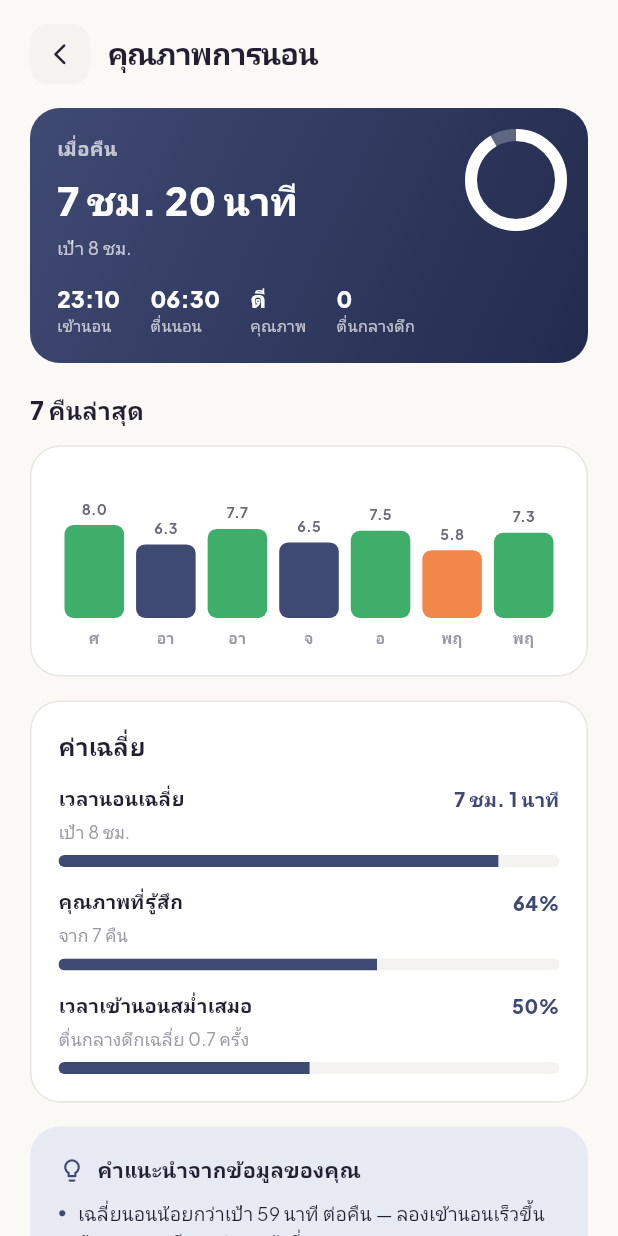
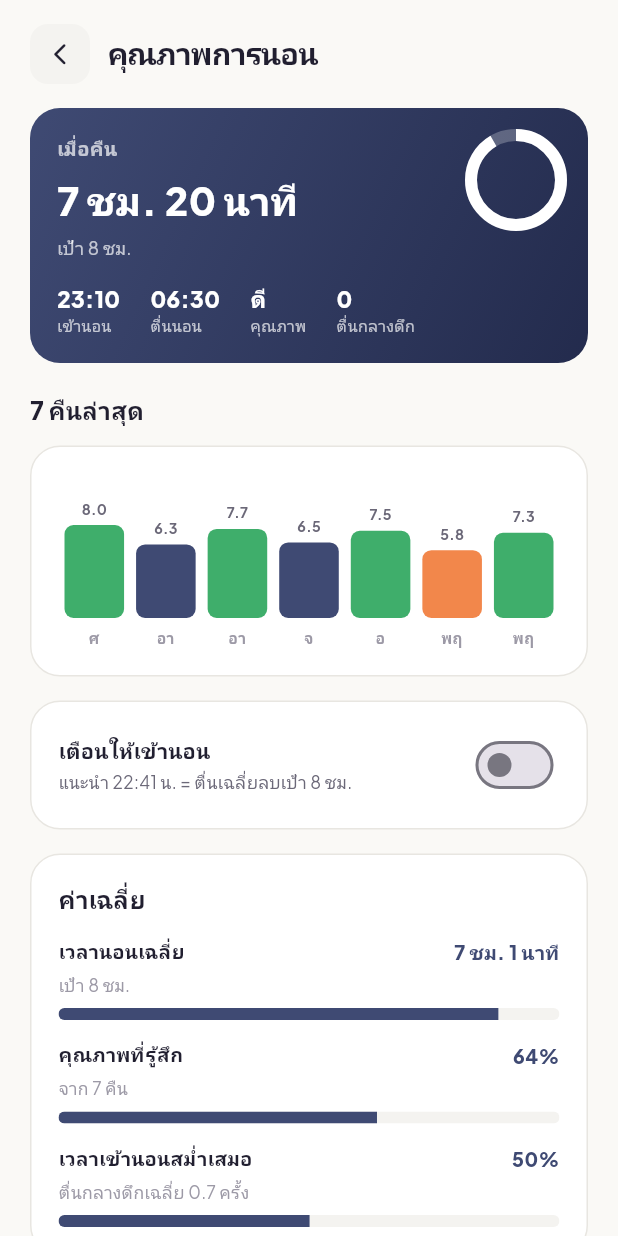
Before and after one commit to pakaneeserviceprogram-a11y/PROGRAMPLANNER, a Flutter app: the SleepScreen screen opened directly, on a phone screen of 412 x 824 dp. Run offline on Flutter 3.47's test engine with Material 3 defaults, Android fonts, the phone set to English and light mode, and no system bars; our stand-ins replace file_picker, flutter_local_notifications, flutter_timezone, font_awesome_flutter, google_fonts, hive_flutter and 2 more; accounts and stored records are empty.

Commit message:
เพิ่มการเตือน "ถึงเวลาเข้านอน" อัตโนมัติในโมดูลการนอน
- BedtimeReminder คำนวณเวลาเข้านอนจากเวลาตื่นเฉลี่ยจริงลบเป้าเวลานอน (รองรับตื่นดึกข้ามเที่ยงคืน)
- เปิดใช้แล้วเขียนกิจกรรมประจำสัปดาห์ 7 รายการ id คงที่ จึงใช้ระบบแจ้งเตือน/ป๊อปอัปเดิมทั้งหมด
- การ์ดสวิตช์ในหน้าการนอน พร้อมปุ่มปรับเวลาเมื่อเวลาตื่นเฉลี่ยเปลี่ยน
- test ใหม่ bedtime_reminder_test.dart (9) รวม 146 tests

Co-Authored-By: Claude Opus 5 <noreply@anthropic.com>
Claude-Session: https://claude.ai/code/session_019gGnQ312srrT2TZEqFgTSj

```diff
--- /dev/null
+++ b/lifeplan_app/lib/data/bedtime_reminder.dart
@@ -0,0 +1,78 @@
+import '../models/goal_settings.dart';
+import '../models/life_category.dart';
+import '../models/schedule_event.dart';
+import '../models/sleep_entry.dart';
+import 'repositories/schedule_repository.dart';
+
+/// เตือน "ถึงเวลาเข้านอน" อัตโนมัติ — คำนวณเวลาจาก **เวลาตื่นเฉลี่ยจริง** ลบด้วยเป้าเวลานอน
+/// แล้วสร้างเป็นกิจกรรมประจำสัปดาห์ครบ 7 วันในตารางเวลา จึงได้ทั้งการแจ้งเตือนของระบบ
+/// และป๊อปอัปในแอปฟรี ๆ (ดู `NotificationService` / `ReminderWatcher`)
+///
+/// ใช้ id คงที่ต่อวัน เปิด-ปิด/อัปเดตเวลาได้โดยไม่สร้างรายการซ้ำ และผู้ใช้ยังแก้/ลบเองในหน้าตารางเวลาได้
+class BedtimeReminder {
+  BedtimeReminder._();
+
+  static const title = 'เตรียมตัวเข้านอน';
+  static const subtitle = 'ตั้งอัตโนมัติจากเป้าเวลานอน';
+  static const seriesId = 'bedtime-auto';
+
+  /// เวลาตื่นก่อนช่วงนี้ถือเป็นการตื่น "ดึกมาก" ของคืนก่อนหน้า ต้องบวก 24 ชม. ก่อนเฉลี่ย
+  /// ไม่งั้นตื่น 01:00 กับ 06:00 จะเฉลี่ยออกมากลางดึก
+  static const _wakeWrapBefore = 3 * 60;
+
+  static String idFor(int weekday) => '$seriesId-$weekday';
+
+  static String formatMinutes(int minutes) {
+    final m = minutes % 1440;
+    return '${(m ~/ 60).toString().padLeft(2, '0')}:${(m % 60).toString().padLeft(2, '0')}';
+  }
+
+  /// เวลาตื่นเฉลี่ยของคืนที่บันทึกไว้ (นาทีจากเที่ยงคืน) — ไม่มีข้อมูล = null
+  static int? averageWakeMinutes(Iterable<SleepEntry> nights) {
+    final values = <int>[];
+    for (final n in nights) {
+      final wake = SleepEntry.minutesOf(n.wakeTime);
+      if (wake != null) values.add(wake < _wakeWrapBefore ? wake + 1440 : wake);
+    }
+    if (values.isEmpty) return null;
+    return (values.reduce((a, b) => a + b) / values.length).round() % 1440;
+  }
+
+  /// เวลาเข้านอนที่แนะนำ "HH:mm" (เวลาตื่นเฉลี่ย − เป้าเวลานอน) — ยังไม่มีบันทึกการนอน = null
+  static String? suggestedTime(Iterable<SleepEntry> nights, GoalSettings goals) {
+    final wake = averageWakeMinutes(nights);
+    if (wake == null) return null;
+    return formatMinutes((wake - goals.sleepTargetMinutes) % 1440);
+  }
+
+  /// เวลาที่ตั้งเตือนไว้อยู่ตอนนี้ — ยังไม่ได้เปิด = null
+  static String? currentTime(ScheduleRepository repo) {
+    for (final e in repo.getAll()) {
+      if (e.seriesKey == seriesId) return e.time;
+    }
+    return null;
+  }
+
+  static bool isOn(ScheduleRepository repo) => currentTime(repo) != null;
+
+  /// เปิด/อัปเดตเวลา — เขียนทับรายการเดิมทั้ง 7 วัน (id เดิม จึงไม่มีรายการค้าง)
+  static Future<void> apply(ScheduleRepository repo, String time) async {
+    for (var weekday = 1; weekday <= 7; weekday++) {
+      await repo.put(ScheduleEvent(
+        id: idFor(weekday),
+        time: time,
+        weekday: weekday,
+        title: title,
+        subtitle: subtitle,
+        category: LifeCategory.sleep,
+        seriesId: seriesId,
+      ));
+    }
+  }
+
+  static Future<void> remove(ScheduleRepository repo) async {
+    for (var weekday = 1; weekday <= 7; weekday++) {
+      await repo.delete(idFor(weekday));
+    }
+  }
+}
--- a/lifeplan_app/lib/screens/sleep_screen.dart
+++ b/lifeplan_app/lib/screens/sleep_screen.dart
@@ -1,6 +1,11 @@
 import 'package:flutter/material.dart';
 
+import 'dart:async';
+
+import '../data/bedtime_reminder.dart';
 import '../data/insights.dart';
+import '../data/notifications.dart';
+import '../data/repositories/schedule_repository.dart';
 import '../data/repositories/goal_settings_repository.dart';
 import '../data/repositories/sleep_repository.dart';
 import '../models/goal_settings.dart';
@@ -292,6 +297,9 @@ class SleepScreen extends StatelessWidget {
                           style: TextStyle(fontSize: 12.5, color: AppColors.textFaint))
                       : _WeekChart(nights: recent, targetMinutes: goals.sleepTargetMinutes),
                 ),
+                const SizedBox(height: 16),
+
+                _BedtimeReminderCard(nights: recent, goals: goals),
                 const SizedBox(height: 16),
 
                 AppCard(
@@ -746,3 +754,115 @@ class _FactorChip extends StatelessWidget {
     );
   }
 }
+
+/// เปิด/ปิดการเตือน "ถึงเวลาเข้านอน" — เวลาแนะนำมาจากเวลาตื่นเฉลี่ยจริงลบเป้าเวลานอน
+///
+/// เบื้องหลังคือกิจกรรมประจำสัปดาห์ 7 รายการในตารางเวลา จึงใช้ระบบเตือนเดิมทั้งหมด
+class _BedtimeReminderCard extends StatefulWidget {
+  final List<SleepEntry> nights;
+  final GoalSettings goals;
+
+  const _BedtimeReminderCard({required this.nights, required this.goals});
+
+  @override
+  State<_BedtimeReminderCard> createState() => _BedtimeReminderCardState();
+}
+
+class _BedtimeReminderCardState extends State<_BedtimeReminderCard> {
+  final ScheduleRepository _schedule = ScheduleRepository();
+
+  void _syncReminders() {
+    // ตั้งเตือนใหม่ไม่สำเร็จไม่ควรทำให้การบันทึกล้ม — ข้อมูลลงตารางไปแล้ว
+    unawaited(NotificationService.syncScheduleReminders().catchError((Object e) {
+      debugPrint('ตั้งการแจ้งเตือนใหม่ไม่สำเร็จ: $e');
+      return 0;
+    }));
+  }
+
+  void _toast(String message) {
+    if (!mounted) return;
+    ScaffoldMessenger.of(context).showSnackBar(SnackBar(content: Text(message)));
+  }
+
+  Future<void> _turnOn(String time) async {
+    await BedtimeReminder.apply(_schedule, time);
+    _syncReminders();
+    _toast('ตั้งเตือนเข้านอน $time น. ทุกวันแล้ว');
+  }
+
+  Future<void> _turnOff() async {
+    await BedtimeReminder.remove(_schedule);
+    _syncReminders();
+    _toast('ปิดการเตือนเข้านอนแล้ว');
+  }
+
+  @override
+  Widget build(BuildContext context) {
+    return AnimatedBuilder(
+      animation: _schedule.listenable(),
+      builder: (context, _) {
+        final suggested = BedtimeReminder.suggestedTime(widget.nights, widget.goals);
+        final current = BedtimeReminder.currentTime(_schedule);
+        final on = current != null;
+        final targetHours = (widget.goals.sleepTargetMinutes / 60).toStringAsFixed(
+          widget.goals.sleepTargetMinutes % 60 == 0 ? 0 : 1,
+        );
+
+        return AppCard(
+          child: Column(
+            crossAxisAlignment: CrossAxisAlignment.start,
+            children: [
+              Row(
+                children: [
+                  Expanded(
+                    child: Column(
+                      crossAxisAlignment: CrossAxisAlignment.start,
+                      children: [
+                        const Text('เตือนให้เข้านอน',
+                            style: TextStyle(fontSize: 14, fontWeight: FontWeight.w800)),
+                        const SizedBox(height: 2),
+                        Text(
+                          on
+                              ? 'เตือนทุกวัน $current น. (เพิ่มในตารางเวลาให้แล้ว)'
+                              : suggested == null
+                                  ? 'บันทึกการนอนสักคืนก่อน เพื่อให้คำนวณเวลาจากเวลาตื่นจริงของคุณ'
+                                  : 'แนะนำ $suggested น. = ตื่นเฉลี่ยลบเป้า $targetHours ชม.',
+                          style: const TextStyle(fontSize: 11.5, height: 1.4, color: AppColors.textMuted),
+                        ),
+                      ],
+                    ),
+                  ),
+                  Switch(
+                    value: on,
+                    activeTrackColor: SleepScreen._category.color,
+                    onChanged: suggested == null && !on
+                        ? null
+                        : (v) => v ? _turnOn(suggested ?? current!) : _turnOff(),
+                  ),
+                ],
+              ),
+              // เวลาตื่นเฉลี่ยขยับเมื่อบันทึกคืนใหม่ — เสนอให้ปรับ แต่ไม่แก้ให้เองเงียบ ๆ
+              if (on && suggested != null && suggested != current) ...[
+                const SizedBox(height: 6),
+                Align(
+                  alignment: Alignment.centerLeft,
+                  child: TextButton.icon(
+                    onPressed: () => _turnOn(suggested),
+                    style: TextButton.styleFrom(
+                      foregroundColor: SleepScreen._category.color,
+                      padding: EdgeInsets.zero,
+                      visualDensity: VisualDensity.compact,
+                    ),
+                    icon: const Icon(Icons.update_rounded, size: 18),
+                    label: Text('ปรับเป็น $suggested น. ตามการนอนล่าสุด',
+                        style: const TextStyle(fontSize: 12.5, fontWeight: FontWeight.w700)),
+                  ),
+                ),
+              ],
+            ],
+          ),
+        );
+      },
+    );
+  }
+}
```
Also changed, not shown: 4 other files.
